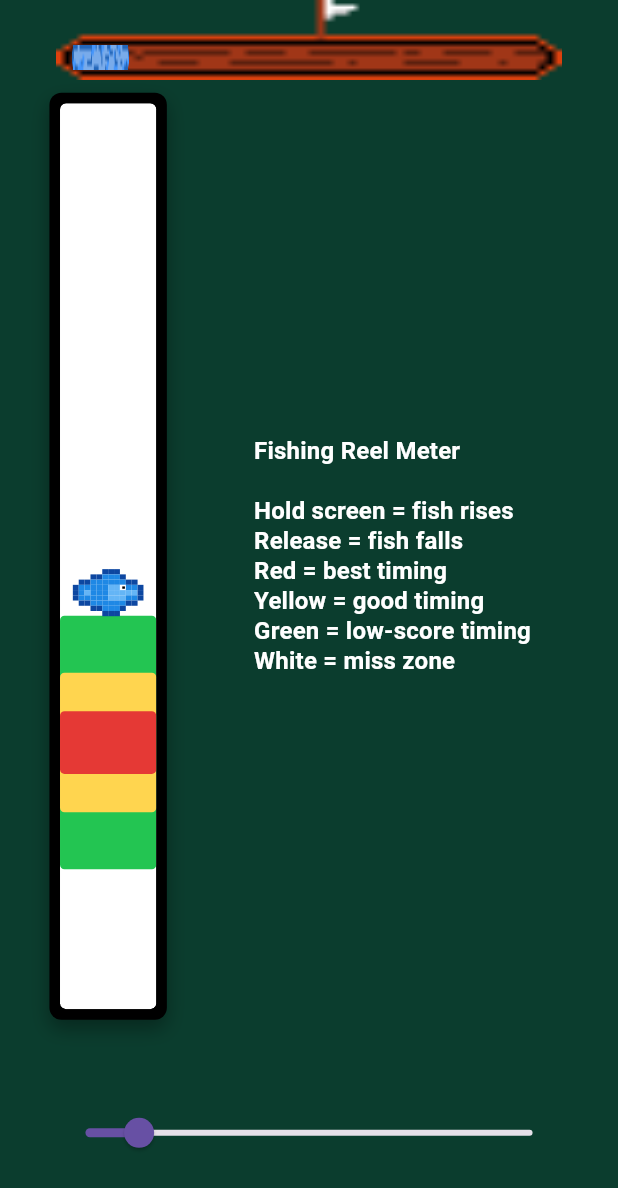
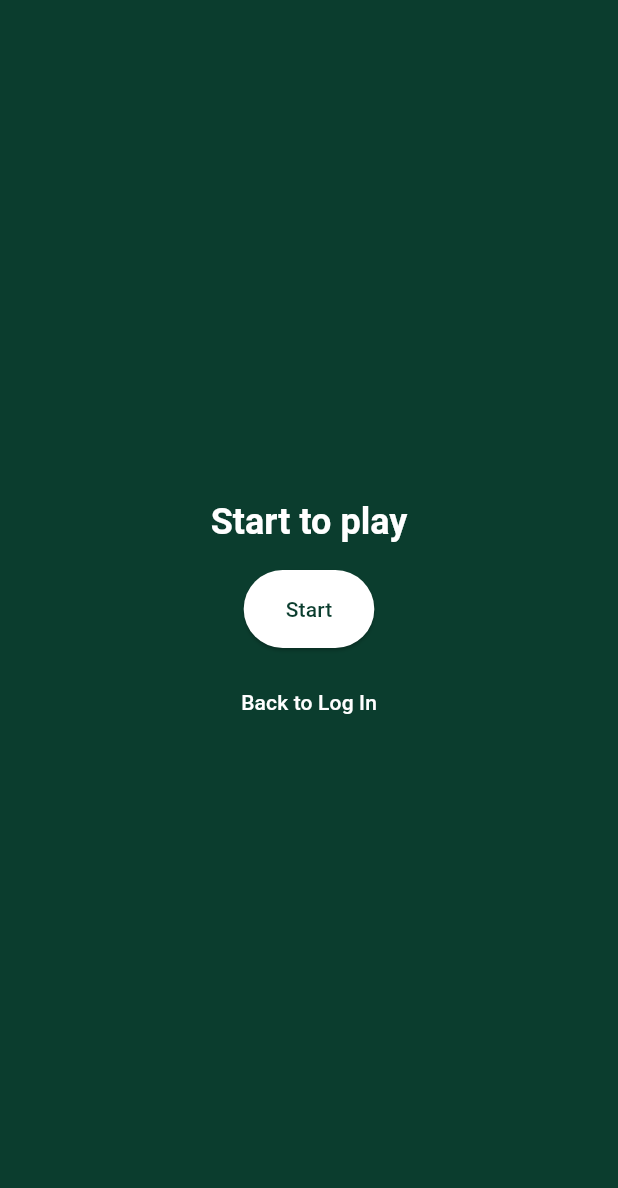
Before and after one commit to poosdlp/fishgame-mobile, a Flutter app: the screen it shows after launch, after a tap on "Play Game", on a phone screen of 412 x 824 dp. Shown: the top 1188 px of the screen. Run offline on Flutter 3.47's test engine with Material 3 defaults, Android fonts, the phone set to English and light mode, and no system bars; our stand-ins replace google_fonts.

Commit message:
incremental game changes

```diff
--- a/lib/screens/game.dart
+++ b/lib/screens/game.dart
@@ -16,6 +16,10 @@ class _GameState extends State<Game> with TickerProviderStateMixin {
   late final Ticker _fishTicker;
 
   bool _isPressing = false;
+  bool _gameStarted = false;
+  bool _gameEnded = false;
+  bool _dialogShowing = false;
+
   Duration? _lastTick;
 
   double _fishTop = 0;
@@ -43,7 +47,8 @@ class _GameState extends State<Game> with TickerProviderStateMixin {
     )
       ..addListener(() {
         final maxTravel = math.max(0.0, _meterInnerHeight - _greenZoneHeight);
-        _currentZoneTop = (_zoneController.value * maxTravel).clamp(0.0, maxTravel);
+        _currentZoneTop =
+            (_zoneController.value * maxTravel).clamp(0.0, maxTravel);
       })
       ..repeat(reverse: true);
 
@@ -51,7 +56,7 @@ class _GameState extends State<Game> with TickerProviderStateMixin {
   }
 
   void _onFishTick(Duration elapsed) {
-    if (!mounted) return;
+    if (!mounted || !_gameStarted || _gameEnded) return;
 
     final last = _lastTick;
     _lastTick = elapsed;
@@ -94,18 +99,89 @@ class _GameState extends State<Game> with TickerProviderStateMixin {
 
     final nextProgress = (progress + (progressRate * dt)).clamp(0.0, 1.0);
 
-    if ((nextFishTop - _fishTop).abs() > 0.01 || (nextProgress - progress).abs() > 0.0005) {
+    if ((nextFishTop - _fishTop).abs() > 0.01 ||
+        (nextProgress - progress).abs() > 0.0005) {
       setState(() {
         _fishTop = nextFishTop;
         progress = nextProgress;
       });
     }
+
+    if (nextProgress <= 0.0) {
+      _endGame('You lose');
+    } else if (nextProgress >= 1.0) {
+      _endGame('You win');
+    }
   }
 
   void _setPressing(bool value) {
+    if (!_gameStarted || _gameEnded) return;
     if (_isPressing == value) return;
     setState(() {
       _isPressing = value;
+    });
+  }
+
+  void _startGame() {
+    final maxFishTop = math.max(0.0, _meterInnerHeight - _fishSize);
+    setState(() {
+      progress = 0.3;
+      _gameStarted = true;
+      _gameEnded = false;
+      _dialogShowing = false;
+      _isPressing = false;
+      _fishTop = maxFishTop / 2;
+      _lastTick = null;
+    });
+  }
+
+  void _endGame(String message) {
+    if (_gameEnded || _dialogShowing || !mounted) return;
+
+    setState(() {
+      _gameEnded = true;
+      _dialogShowing = true;
+      _isPressing = false;
+    });
+
+    WidgetsBinding.instance.addPostFrameCallback((_) async {
+      if (!mounted) return;
+
+      await showDialog<void>(
+        context: context,
+        barrierDismissible: false,
+        builder: (context) {
+          return AlertDialog(
+            title: Text(message),
+            actions: [
+              TextButton(
+                onPressed: () {
+                  Navigator.of(context).pop();
+                  _startGame();
+                },
+                child: const Text('Play Again'),
+              ),
+              TextButton(
+                onPressed: () {
+                  Navigator.of(context).pop();
+                  Navigator.pushNamedAndRemoveUntil(
+                    context,
+                    '/login',
+                    (route) => false,
+                  );
+                },
+                child: const Text('Back to Log In'),
+              ),
+            ],
+          );
+        },
+      );
+
+      if (mounted) {
+        setState(() {
+          _dialogShowing = false;
+        });
+      }
     });
   }
 
@@ -166,7 +242,10 @@ class _GameState extends State<Game> with TickerProviderStateMixin {
         onPointerDown: (_) => _setPressing(true),
         onPointerUp: (_) => _setPressing(false),
         onPointerCancel: (_) => _setPressing(false),
-        child: Padding(
+        child: Stack(
+          children: [
+            if (_gameStarted) ...[
+              Padding(
                 padding: EdgeInsets.symmetric(horizontal: horizontalPadding),
                 child: Column(
                   children: [
@@ -187,7 +266,8 @@ class _GameState extends State<Game> with TickerProviderStateMixin {
                             top: progressContainerHeight * (9 / 16),
                             child: ClipRect(
                               child: SizedBox(
-                          width: (progressContainerWidth * (15 / 16)) * progress,
+                                width:
+                                    (progressContainerWidth * (15 / 16)) * progress,
                                 height: progressContainerHeight * (5 / 16),
                                 child: Image.asset(
                                   'assets/progress.png',
@@ -278,7 +358,10 @@ class _GameState extends State<Game> with TickerProviderStateMixin {
                               child: Center(
                                 child: Text(
                                   'Fishing Reel Meter\n\nHold screen = fish rises\nRelease = fish falls\nRed = best timing\nYellow = good timing\nGreen = low-score timing\nWhite = miss zone',
-                            style: Theme.of(context).textTheme.titleMedium?.copyWith(
+                                  style: Theme.of(context)
+                                      .textTheme
+                                      .titleMedium
+                                      ?.copyWith(
                                         color: Colors.white,
                                         height: 1.25,
                                         fontWeight: FontWeight.w600,
@@ -307,6 +390,70 @@ class _GameState extends State<Game> with TickerProviderStateMixin {
                     ),
                   ],
                 ),
+              ),
+              Positioned(
+                top: safeTop + 8,
+                left: 12,
+                child: ElevatedButton.icon(
+                  onPressed: () {
+                    Navigator.pushNamedAndRemoveUntil(
+                      context,
+                      '/login',
+                      (route) => false,
+                    );
+                  },
+                  icon: const Icon(Icons.arrow_back),
+                  label: const Text('Log In'),
+                  style: ElevatedButton.styleFrom(
+                    backgroundColor: const Color(0xCC000000),
+                    foregroundColor: Colors.white,
+                  ),
+                ),
+              ),
+            ] else ...[
+              Center(
+                child: Column(
+                  mainAxisSize: MainAxisSize.min,
+                  children: [
+                    Text(
+                      'Start to play',
+                      style: Theme.of(context).textTheme.headlineSmall?.copyWith(
+                            color: Colors.white,
+                            fontWeight: FontWeight.bold,
+                          ),
+                    ),
+                    const SizedBox(height: 16),
+                    ElevatedButton(
+                      onPressed: _startGame,
+                      style: ElevatedButton.styleFrom(
+                        backgroundColor: Colors.white,
+                        foregroundColor: const Color(0xFF0B3D2E),
+                        padding: const EdgeInsets.symmetric(
+                          horizontal: 28,
+                          vertical: 16,
+                        ),
+                      ),
+                      child: const Text('Start'),
+                    ),
+                    const SizedBox(height: 12),
+                    TextButton(
+                      onPressed: () {
+                        Navigator.pushNamedAndRemoveUntil(
+                          context,
+                          '/login',
+                          (route) => false,
+                        );
+                      },
+                      child: const Text(
+                        'Back to Log In',
+                        style: TextStyle(color: Colors.white),
+                      ),
+                    ),
+                  ],
+                ),
+              ),
+            ],
+          ],
         ),
       ),
     );
```
Lines whose indentation alone changed are shown as unchanged.
